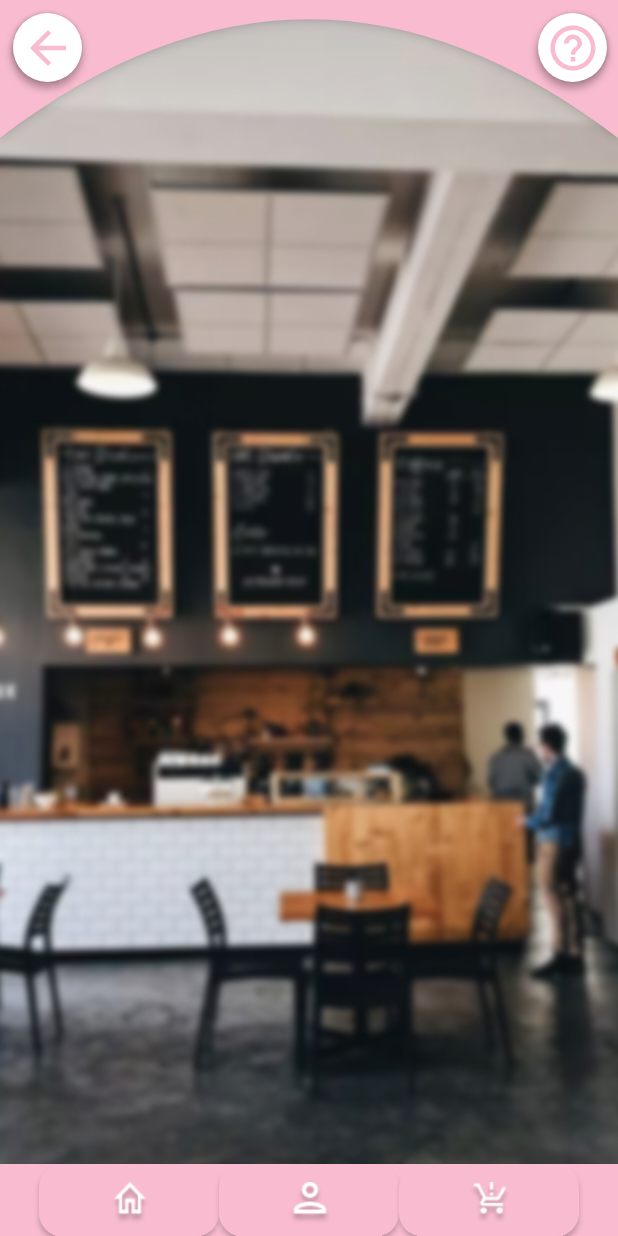
After one commit to Poyuiu/Software-Studio-Final-Project, an Android app built with Jetpack Compose: the @Preview function KBSCScaffold, on a phone screen of 412 x 824 dp. The commit adds this screen. Run offline under Robolectric (Android 15) with nearby library versions, the phone set to English and light mode, and no system bars; Roboto replaces fonts that are not available here.

Commit message:
Added Scaffold for better usability

```diff
--- a/app/build.gradle
+++ b/app/build.gradle
@@ -90,6 +90,9 @@ dependencies {
     // Kotlin Extensions and Coroutines support for Room
     implementation "androidx.room:room-ktx:2.4.2"
 
+    // Item Picker
+    implementation 'com.chargemap.compose:numberpicker:1.0.3'
+
 
 }
 kapt {
--- /dev/null
+++ b/app/src/main/java/com/ss_team_1/koibitoshuuchuu/presentation/components/KBSCScaffold.kt
@@ -0,0 +1,41 @@
+package com.ss_team_1.koibitoshuuchuu.presentation.components
+
+import androidx.compose.foundation.Image
+import androidx.compose.foundation.layout.Arrangement
+import androidx.compose.foundation.layout.Box
+import androidx.compose.foundation.layout.Column
+import androidx.compose.foundation.layout.fillMaxSize
+import androidx.compose.runtime.Composable
+import androidx.compose.ui.Alignment
+import androidx.compose.ui.Modifier
+import androidx.compose.ui.layout.ContentScale
+import androidx.compose.ui.res.painterResource
+import androidx.compose.ui.tooling.preview.Preview
+import androidx.compose.ui.zIndex
+import com.ss_team_1.koibitoshuuchuu.R
+
+@Preview
+@Composable
+fun KBSCScaffold() {
+    Box(modifier = Modifier.fillMaxSize()) {
+        Image(
+            modifier = Modifier
+                .fillMaxSize()
+                .align(Alignment.Center),
+            painter = painterResource(id = R.drawable.background),
+            contentDescription = "background",
+            contentScale = ContentScale.FillBounds
+        )
+
+        TopBar(
+            modifier = Modifier.align(Alignment.TopCenter),
+            button1 = {
+                BackButton()
+            },
+            button2 = {
+                HelpButton()
+            }
+        )
+        NavigationBar(modifier = Modifier.align(Alignment.BottomCenter))
+    }
+}
--- a/app/src/main/java/com/ss_team_1/koibitoshuuchuu/presentation/components/NavigationBar.kt
+++ b/app/src/main/java/com/ss_team_1/koibitoshuuchuu/presentation/components/NavigationBar.kt
@@ -11,14 +11,19 @@ import androidx.compose.runtime.Composable
 import androidx.compose.ui.Modifier
 import androidx.compose.ui.tooling.preview.Preview
 import androidx.compose.ui.unit.dp
+import androidx.compose.ui.zIndex
 import com.ss_team_1.koibitoshuuchuu.ui.theme.Secondary
 
 @Preview
 @Composable
-fun NavigationBar() {
+private fun NavigationBarPreview() {
+    NavigationBar()
+}
+@Composable
+fun NavigationBar(modifier: Modifier = Modifier) {
     Surface(
         color = Secondary,
-        modifier = Modifier.fillMaxWidth()
+        modifier = modifier.fillMaxWidth().zIndex(4f)
     ) {
         Row(
             modifier = Modifier.padding(horizontal = 25.5.dp),
--- a/app/src/main/java/com/ss_team_1/koibitoshuuchuu/presentation/components/TopBar.kt
+++ b/app/src/main/java/com/ss_team_1/koibitoshuuchuu/presentation/components/TopBar.kt
@@ -1,38 +1,44 @@
 package com.ss_team_1.koibitoshuuchuu.presentation.components
 
-import androidx.compose.foundation.layout.Arrangement
-import androidx.compose.foundation.layout.Row
-import androidx.compose.foundation.layout.fillMaxWidth
-import androidx.compose.foundation.layout.padding
+import androidx.compose.foundation.layout.*
 import androidx.compose.runtime.Composable
 import androidx.compose.ui.Modifier
 import androidx.compose.ui.geometry.Size
 import androidx.compose.ui.graphics.Outline
 import androidx.compose.ui.graphics.Path
 import androidx.compose.ui.graphics.Shape
+import androidx.compose.ui.input.key.Key.Companion.Button1
 import androidx.compose.ui.tooling.preview.Preview
 import androidx.compose.ui.unit.Density
 import androidx.compose.ui.unit.LayoutDirection
 import androidx.compose.ui.unit.dp
+import androidx.compose.ui.zIndex
 import com.ss_team_1.koibitoshuuchuu.ui.theme.Secondary
 
 @Preview(showBackground = true)
 @Composable
 fun TopBarPreview() {
-    TopBar()
-    {
-        BackButton()
-        PauseButton()
-    }
-
+    TopBar(
+        button1 = {
+            BackButton()
+        },
+        button2 = {
+            PauseButton()
+        }
+    )
 }
 
 
 @Composable
-fun TopBar(content: @Composable () -> Unit) {
+fun TopBar(
+    modifier: Modifier = Modifier,
+    button1: @Composable () -> Unit,
+    button2: (@Composable () -> Unit) = {},
+) {
     androidx.compose.material.Surface(
-        modifier = Modifier
-            .fillMaxWidth(),
+        modifier = modifier
+            .fillMaxWidth()
+            .zIndex(4f),
         shape = TopBarShape(),
         color = Secondary,
         elevation = 4.dp
@@ -40,11 +46,13 @@ fun TopBar(content: @Composable () -> Unit) {
         Row(
             modifier = Modifier
                 .padding(8.dp)
-                .padding(bottom = 24.dp),
+                .padding(bottom = 30.dp),
             horizontalArrangement = Arrangement.SpaceBetween
         ) {
-            content()
+            button1()
+            button2()
         }
+
     }
 
 }
--- a/app/src/main/java/com/ss_team_1/koibitoshuuchuu/presentation/components/homepage_triangleButtons.kt
+++ b/app/src/main/java/com/ss_team_1/koibitoshuuchuu/presentation/components/homepage_triangleButtons.kt
@@ -15,7 +15,7 @@ import androidx.compose.ui.unit.dp
 
 @Preview(showBackground = true)
 @Composable
-fun trianglebuttonPreview() {
+fun TrianglebuttonPreview() {
     RoundedTriangle()
 
 }
```
Also changed, not shown: app/src/main/java/com/ss_team_1/koibitoshuuchuu/presentation/components/FocusTimePicker.kt (added, +44 -0 lines), app/src/main/java/com/ss_team_1/koibitoshuuchuu/presentation/pages/FocusIntroPage.kt (added, +27 -0 lines), app/src/main/res/drawable/background.png (added).
